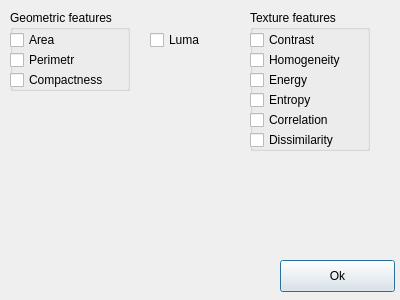
The window that ChooseFeaturesWindow.ui (PavelKubitski/testCV2) describes before a commit, drawn with Qt 5.
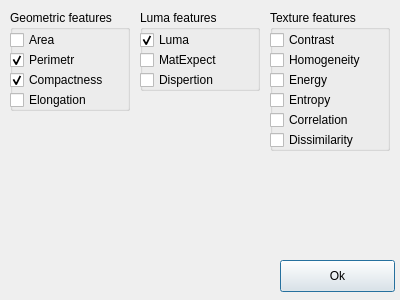
The same window after the commit.

Patch:
```diff
--- a/ChooseFeaturesWindow.ui
+++ b/ChooseFeaturesWindow.ui
@@ -13,19 +13,6 @@
   <property name="windowTitle">
    <string>Dialog</string>
   </property>
-  <widget class="QCheckBox" name="lumaCheckBox">
-   <property name="geometry">
-    <rect>
-     <x>150</x>
-     <y>30</y>
-     <width>89</width>
-     <height>20</height>
-    </rect>
-   </property>
-   <property name="text">
-    <string>Luma</string>
-   </property>
-  </widget>
   <widget class="QPushButton" name="okButton">
    <property name="geometry">
     <rect>
@@ -42,7 +29,7 @@
   <widget class="QGroupBox" name="groupBox">
    <property name="geometry">
     <rect>
-     <x>250</x>
+     <x>270</x>
      <y>10</y>
      <width>120</width>
      <height>141</height>
@@ -136,7 +123,7 @@
      <x>10</x>
      <y>10</y>
      <width>120</width>
-     <height>81</height>
+     <height>101</height>
     </rect>
    </property>
    <property name="title">
@@ -154,6 +141,9 @@
     <property name="text">
      <string>Compactness</string>
     </property>
+    <property name="checked">
+     <bool>true</bool>
+    </property>
    </widget>
    <widget class="QCheckBox" name="areaCheckBox">
     <property name="geometry">
@@ -179,6 +169,80 @@
     </property>
     <property name="text">
      <string>Perimetr</string>
+    </property>
+    <property name="checked">
+     <bool>true</bool>
+    </property>
+   </widget>
+   <widget class="QCheckBox" name="elongationCheckBox">
+    <property name="geometry">
+     <rect>
+      <x>0</x>
+      <y>80</y>
+      <width>89</width>
+      <height>20</height>
+     </rect>
+    </property>
+    <property name="text">
+     <string>Elongation</string>
+    </property>
+   </widget>
+  </widget>
+  <widget class="QGroupBox" name="groupBox_3">
+   <property name="geometry">
+    <rect>
+     <x>140</x>
+     <y>10</y>
+     <width>120</width>
+     <height>81</height>
+    </rect>
+   </property>
+   <property name="title">
+    <string>Luma features</string>
+   </property>
+   <widget class="QCheckBox" name="dispertionCheckBox">
+    <property name="geometry">
+     <rect>
+      <x>0</x>
+      <y>60</y>
+      <width>89</width>
+      <height>20</height>
+     </rect>
+    </property>
+    <property name="text">
+     <string>Dispertion</string>
+    </property>
+   </widget>
+   <widget class="QCheckBox" name="matExtectCheckBox">
+    <property name="geometry">
+     <rect>
+      <x>0</x>
+      <y>40</y>
+      <width>89</width>
+      <height>20</height>
+     </rect>
+    </property>
+    <property name="text">
+     <string>MatExpect</string>
+    </property>
+   </widget>
+   <widget class="QCheckBox" name="lumaCheckBox">
+    <property name="geometry">
+     <rect>
+      <x>0</x>
+      <y>20</y>
+      <width>89</width>
+      <height>20</height>
+     </rect>
+    </property>
+    <property name="text">
+     <string>Luma</string>
+    </property>
+    <property name="checked">
+     <bool>true</bool>
+    </property>
+    <property name="tristate">
+     <bool>false</bool>
     </property>
    </widget>
   </widget>
```
